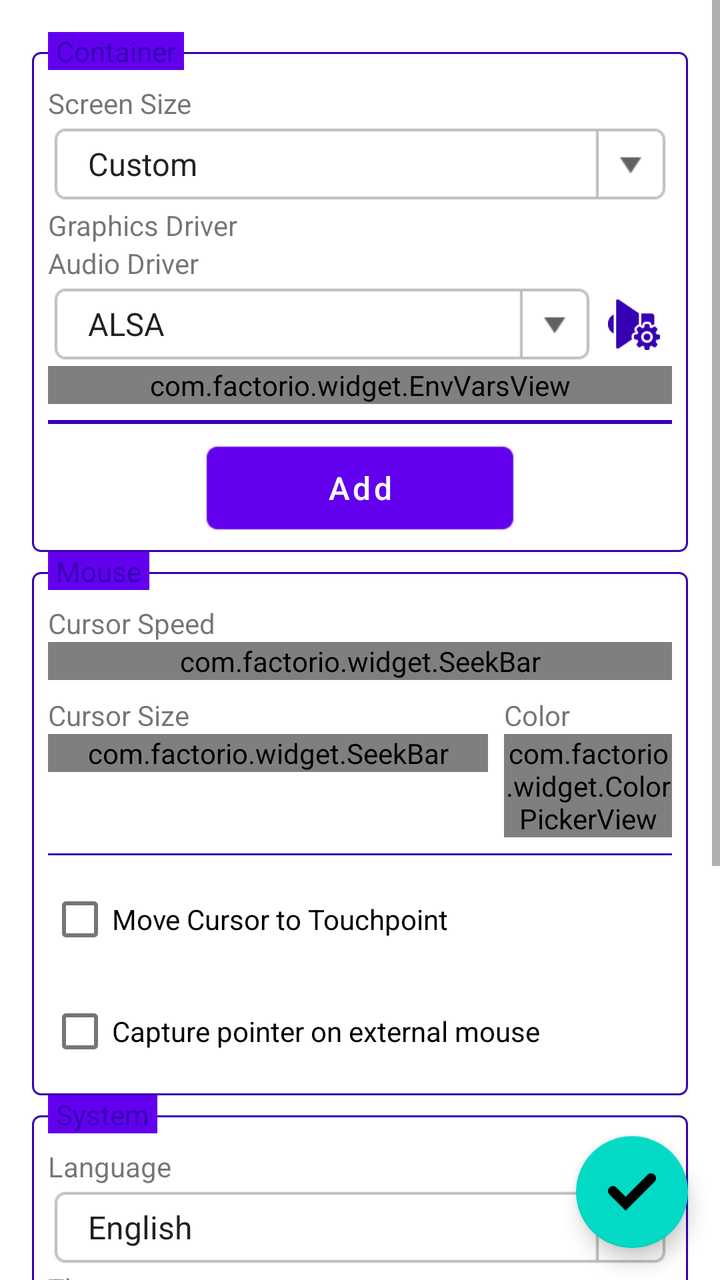
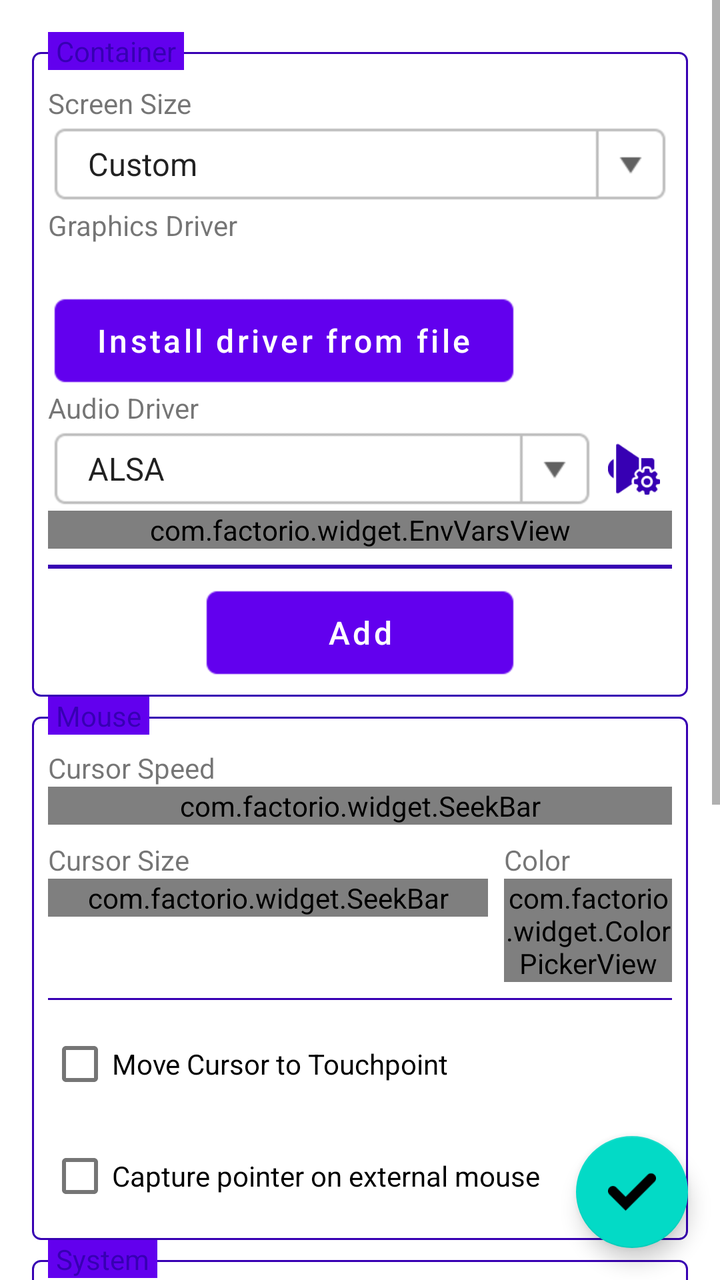

Screens rendered from an Android XML layout before and after an edit, with the pre-edit source and the edit as a unified diff.
<!-- AndroidManifest.xml: fallback theme Theme.MaterialComponents.DayNight.NoActionBar -->
<!-- res/layout/settings_fragment.xml -->
<?xml version="1.0" encoding="utf-8"?>
<FrameLayout
    xmlns:android="http://schemas.android.com/apk/res/android"
    android:layout_width="match_parent"
    android:layout_height="match_parent"
    xmlns:app="http://schemas.android.com/apk/res-auto">
    <ScrollView
        android:layout_width="match_parent"
        android:layout_height="match_parent">
        <LinearLayout
            android:layout_width="match_parent"
            android:layout_height="wrap_content"
            android:orientation="vertical"
            android:padding="16dp">
            <FrameLayout
                android:id="@+id/FLContainerSettings"
                android:layout_width="match_parent"
                android:layout_height="wrap_content">
                <LinearLayout style="@style/FieldSet">
                    <LinearLayout
                        android:layout_width="match_parent"
                        android:layout_height="wrap_content"
                        android:orientation="horizontal">

                        <LinearLayout
                            android:layout_width="0dp"
                            android:layout_height="wrap_content"
                            android:layout_weight="1"
                            android:orientation="vertical">

                            <TextView
                                android:layout_width="wrap_content"
                                android:layout_height="wrap_content"
                                android:text="@string/screen_size" />

                            <Spinner
                                style="@style/ComboBox"
                                android:layout_width="match_parent"
                                android:id="@+id/SScreenSize"
                                android:entries="@array/screen_size_entries" />
                        </LinearLayout>

                        <LinearLayout
                            android:id="@+id/LLCustomScreenSize"
                            android:layout_width="wrap_content"
                            android:layout_height="wrap_content"
                            android:orientation="horizontal"
                            android:visibility="gone">

                            <LinearLayout
                                android:layout_width="wrap_content"
                                android:layout_height="wrap_content"
                                android:orientation="vertical">

                                <TextView
                                    android:layout_width="wrap_content"
                                    android:layout_height="wrap_content"
                                    android:text="@string/width" />

                                <EditText
                                    style="@style/EditText"
                                    android:layout_width="78dp"
                                    android:id="@+id/ETScreenWidth"
                                    android:inputType="number" />
                            </LinearLayout>

                            <TextView
                                android:layout_width="wrap_content"
                                android:layout_height="wrap_content"
                                android:textStyle="bold"
                                android:textSize="18dp"
                                android:layout_gravity="bottom"
                                android:layout_marginLeft="2dp"
                                android:layout_marginRight="2dp"
                                android:layout_marginBottom="4dp"
                                android:text="x" />

                            <LinearLayout
                                android:layout_width="wrap_content"
                                android:layout_height="wrap_content"
                                android:orientation="vertical">

                                <TextView
                                    android:layout_width="wrap_content"
                                    android:layout_height="wrap_content"
                                    android:text="@string/height" />

                                <EditText
                                    style="@style/EditText"
                                    android:layout_width="78dp"
                                    android:id="@+id/ETScreenHeight"
                                    android:inputType="number" />
                            </LinearLayout>
                        </LinearLayout>
                    </LinearLayout>

                    <TextView
                        android:layout_width="wrap_content"
                        android:layout_height="wrap_content"
                        android:text="@string/graphics_driver" />

                    <LinearLayout
                        android:id="@+id/LLGraphicsDriver"
                        android:layout_width="match_parent"
                        android:layout_height="wrap_content"
                        android:orientation="horizontal"
                        android:gravity="center_vertical" />

                    <TextView
                        android:layout_width="wrap_content"
                        android:layout_height="wrap_content"
                        android:text="@string/audio_driver" />

                    <LinearLayout
                        android:layout_width="match_parent"
                        android:layout_height="wrap_content"
                        android:orientation="horizontal"
                        android:gravity="center_vertical">

                        <Spinner
                            style="@style/ComboBox"
                            android:layout_width="0dp"
                            android:layout_weight="1"
                            android:id="@+id/SAudioDriver"
                            android:entries="@array/audio_driver_entries" />

                        <ImageButton
                            style="@style/ListMenuButton"
                            android:id="@+id/BTAudioDriverConfig"
                            android:src="@drawable/icon_audio_settings" />
                    </LinearLayout>

                    <LinearLayout
                        android:id="@+id/LLTabEnvVars"
                        android:layout_width="match_parent"
                        android:layout_height="wrap_content"
                        android:orientation="vertical">

                        <com.factorio.widget.EnvVarsView
                            android:id="@+id/EnvVarsView"
                            android:layout_width="match_parent"
                            android:layout_height="wrap_content"
                            android:paddingLeft="16dp"
                            android:paddingRight="16dp"/>

                        <View style="@style/HorizontalLine" />

                        <Button
                            style="@style/ButtonNeutral"
                            android:id="@+id/BTAddEnvVar"
                            android:layout_width="160dp"
                            android:layout_height="wrap_content"
                            android:layout_gravity="center_horizontal"
                            android:text="@string/add" />
                    </LinearLayout>
                </LinearLayout>
                <TextView
                    style="@style/FieldSetLabel"
                    android:text="@string/container"/>
            </FrameLayout>
            <FrameLayout
                android:layout_width="match_parent"
                android:layout_height="wrap_content">
                <LinearLayout style="@style/FieldSet">
                    <TextView
                        android:layout_width="wrap_content"
                        android:layout_height="wrap_content"
                        android:text="@string/cursor_speed"/>
                    <com.factorio.widget.SeekBar
                        android:id="@+id/SBCursorSpeed"
                        android:layout_width="match_parent"
                        android:layout_height="wrap_content"
                        app:suffix="%"
                        app:minValue="10"
                        app:maxValue="200"/>
                    <LinearLayout
                        android:layout_width="match_parent"
                        android:layout_height="wrap_content"
                        android:orientation="horizontal"
                        android:layout_marginTop="8dp">
                        <LinearLayout
                            android:layout_width="0dp"
                            android:layout_height="wrap_content"
                            android:layout_weight="1"
                            android:orientation="vertical">
                            <TextView
                                android:layout_width="wrap_content"
                                android:layout_height="wrap_content"
                                android:text="@string/cursor_size"/>
                            <com.factorio.widget.SeekBar
                                android:id="@+id/SBCursorSize"
                                android:layout_width="match_parent"
                                android:layout_height="wrap_content"
                                app:suffix="%"
                                app:step="5"
                                app:minValue="100"
                                app:maxValue="200"/>
                        </LinearLayout>
                        <LinearLayout
                            android:layout_width="wrap_content"
                            android:layout_height="wrap_content"
                            android:orientation="vertical"
                            android:layout_marginLeft="8dp">
                            <TextView
                                android:layout_width="wrap_content"
                                android:layout_height="wrap_content"
                                android:text="@string/color"/>
                            <com.factorio.widget.ColorPickerView
                                android:id="@+id/CPVCursorColor"
                                android:layout_width="84dp"
                                android:layout_height="wrap_content"/>
                        </LinearLayout>
                    </LinearLayout>
                    <View style="@style/FieldSeparator"/>
                    <CheckBox
                        android:id="@+id/CBMoveCursorToTouchpoint"
                        android:layout_width="wrap_content"
                        android:layout_height="wrap_content"
                        android:text="@string/move_cursor_to_touchpoint"/>
                    <CheckBox
                        android:id="@+id/CBCapturePointerOnExternalMouse"
                        android:layout_width="wrap_content"
                        android:layout_height="wrap_content"
                        android:text="@string/capture_pointer_on_external_mouse"
                        android:layout_marginTop="8dp"/>
                </LinearLayout>
                <TextView
                    style="@style/FieldSetLabel"
                    android:text="@string/mouse"/>
            </FrameLayout>
            <FrameLayout
                android:layout_width="match_parent"
                android:layout_height="wrap_content">
                <LinearLayout style="@style/FieldSet">
                    <TextView
                        android:layout_width="wrap_content"
                        android:layout_height="wrap_content"
                        android:text="@string/language"/>
                    <Spinner
                        style="@style/ComboBox"
                        android:id="@+id/SLanguage"
                        android:layout_width="match_parent"
                        android:entries="@array/language_entries"/>
                    <TextView
                        android:layout_width="wrap_content"
                        android:layout_height="wrap_content"
                        android:text="@string/theme"/>
                    <HorizontalScrollView
                        android:layout_width="match_parent"
                        android:layout_height="wrap_content"
                        android:scrollbars="none">
                        <RadioGroup
                            android:id="@+id/RGAppTheme"
                            android:layout_width="wrap_content"
                            android:layout_height="wrap_content"
                            android:orientation="horizontal"
                            android:gravity="center_vertical">
                            <RadioButton
                                android:id="@+id/RBLight"
                                android:layout_width="wrap_content"
                                android:layout_height="wrap_content"
                                android:text="@string/light"/>
                            <RadioButton
                                android:id="@+id/RBDark"
                                android:layout_width="wrap_content"
                                android:layout_height="wrap_content"
                                android:text="@string/dark"/>
                            <RadioButton
                                android:id="@+id/RBDark1"
                                android:layout_width="wrap_content"
                                android:layout_height="wrap_content"
                                android:text="@string/dark1"/>
                            <RadioButton
                                android:id="@+id/RBDark2"
                                android:layout_width="wrap_content"
                                android:layout_height="wrap_content"
                                android:text="@string/dark2"/>
                            <RadioButton
                                android:id="@+id/RBDark3"
                                android:layout_width="wrap_content"
                                android:layout_height="wrap_content"
                                android:text="@string/dark3"/>
                            <RadioButton
                                android:id="@+id/RBDark4"
                                android:layout_width="wrap_content"
                                android:layout_height="wrap_content"
                                android:text="@string/dark4"/>
                            <RadioButton
                                android:id="@+id/RBDark5"
                                android:layout_width="wrap_content"
                                android:layout_height="wrap_content"
                                android:text="@string/dark5"/>
                            <RadioButton
                                android:id="@+id/RBDark6"
                                android:layout_width="wrap_content"
                                android:layout_height="wrap_content"
                                android:text="@string/dark6"/>
                            <RadioButton
                                android:id="@+id/RBDark7"
                                android:layout_width="wrap_content"
                                android:layout_height="wrap_content"
                                android:text="@string/dark7"/>
                            <RadioButton
                                android:id="@+id/RBDark8"
                                android:layout_width="wrap_content"
                                android:layout_height="wrap_content"
                                android:text="@string/dark8"/>
                        </RadioGroup>
                    </HorizontalScrollView>
                </LinearLayout>
                <TextView
                    style="@style/FieldSetLabel"
                    android:text="@string/system"/>
            </FrameLayout>
            <FrameLayout
                android:layout_width="match_parent"
                android:layout_height="wrap_content">
                <LinearLayout style="@style/FieldSet">
                    <CheckBox
                        android:id="@+id/CBEnableDebugLogs"
                        android:layout_width="wrap_content"
                        android:layout_height="wrap_content"
                        android:text="@string/enable_debug_logs"/>
                    <View style="@style/FieldSeparator"/>
                    <CheckBox
                        android:id="@+id/CBSaveLogsToFile"
                        android:layout_width="match_parent"
                        android:layout_height="match_parent"
                        android:text="@string/save_logs_to_file"
                        android:layout_marginTop="8dp"/>
                    <EditText
                        android:id="@+id/ETLogFile"
                        style="@style/EditText"
                        android:layout_width="match_parent"
                        android:layout_height="match_parent"
                        android:visibility="gone"/>
                    <View style="@style/FieldSeparator"/>
                    <LinearLayout
                        android:layout_width="match_parent"
                        android:layout_height="wrap_content"
                        android:orientation="horizontal"
                        android:gravity="center_horizontal">
                        <Button
                            style="@style/ButtonNeutral"
                            android:id="@+id/BTReinstallSystemFiles"
                            android:layout_width="wrap_content"
                            android:layout_height="wrap_content"
                            android:layout_gravity="center_horizontal"
                            android:text="@string/reinstall_system_files"/>
                    </LinearLayout>
                </LinearLayout>
                <TextView
                    style="@style/FieldSetLabel"
                    android:text="@string/advanced"/>
            </FrameLayout>
        </LinearLayout>
    </ScrollView>
    <com.google.android.material.floatingactionbutton.FloatingActionButton
        android:id="@+id/BTConfirm"
        android:layout_width="wrap_content"
        android:layout_height="wrap_content"
        android:layout_gravity="right|bottom"
        android:tint="#ffffff"
        android:src="@drawable/icon_confirm"
        android:layout_margin="16dp"/>
</FrameLayout>
<!-- resources referenced by this layout -->
<resources>
  <string-array name="audio_driver_entries">
          <item>ALSA</item>
          <item>PulseAudio</item>
      </string-array>
  <string name="add">Add</string>
  <string name="advanced">Advanced</string>
  <string name="audio_driver">Audio Driver</string>
  <string name="capture_pointer_on_external_mouse">Capture pointer on external mouse</string>
  <string name="color">Color</string>
  <string name="container">Container</string>
  <string name="cursor_size">Cursor Size</string>
  <string name="cursor_speed">Cursor Speed</string>
  <string name="dark">Dark</string>
  <string name="dark1">red</string>
  <string name="dark2">green</string>
  <string name="dark3">blue</string>
  <string name="dark4">purple</string>
  <string name="dark5">yellow</string>
  <string name="dark6">orange</string>
  <string name="dark7">darken</string>
  <string name="dark8">colors</string>
  <string name="enable_debug_logs">Enable debug logs</string>
  <string name="graphics_driver">Graphics Driver</string>
  <string name="height">Height</string>
  <string name="language">Language</string>
  <string name="light">Light</string>
  <string name="mouse">Mouse</string>
  <string name="move_cursor_to_touchpoint">Move Cursor to Touchpoint</string>
  <string name="reinstall_system_files">Reinstall System Files</string>
  <string name="save_logs_to_file">Save logs to file</string>
  <string name="screen_size">Screen Size</string>
  <string name="system">System</string>
  <string name="theme">Theme</string>
  <string name="width">Width</string>
  <style name="ButtonNeutral" parent="BaseButton">
          <item name="android:background">@drawable/button_neutral</item>
          <item name="android:textColor">#ffffff</item>
      </style>
  <style name="FieldSeparator">
          <item name="android:layout_width">match_parent</item>
          <item name="android:layout_height">1dp</item>
          <item name="android:background">?attr/colorPrimaryVariant</item>
          <item name="android:layout_marginTop">8dp</item>
          <item name="android:layout_marginBottom">8dp</item>
      </style>
  <style name="HorizontalLine">
          <item name="android:layout_width">match_parent</item>
          <item name="android:layout_height">2dp</item>
          <item name="android:background">?attr/colorPrimaryVariant</item>
          <item name="android:layout_marginTop">8dp</item>
          <item name="android:layout_marginBottom">8dp</item>
      </style>
  <style name="ListMenuButton" parent="BaseImageButton">
          <item name="android:layout_width">34dp</item>
          <item name="android:layout_height">34dp</item>
          <item name="android:tint">?attr/colorPrimaryVariant</item>
          <item name="android:layout_marginLeft">2dp</item>
          <item name="android:layout_marginRight">2dp</item>
      </style>
  <string name="custom">Custom</string>
  <!-- drawable combo_box (drawable) -->
  <?xml version="1.0" encoding="utf-8"?>
  <selector xmlns:android="http://schemas.android.com/apk/res/android" >
      <item android:state_pressed="true" android:drawable="@drawable/combo_box_pressed" />
      <item android:state_focused="true" android:drawable="@drawable/combo_box_normal" />
      <item android:drawable="@drawable/combo_box_normal" />
  </selector>
  <!-- drawable bordered_panel (drawable) -->
  <?xml version="1.0" encoding="utf-8"?>
  <shape xmlns:android="http://schemas.android.com/apk/res/android"
      android:shape="rectangle">
      <corners android:radius="4dp" />
      <stroke android:width="1dp" android:color="?attr/colorPrimaryVariant" />
  </shape>
  <!-- unchanged entries left out for length: 19 -->
</resources>

<!-- the commit's change to res/layout/settings_fragment.xml (unified diff, before → after) -->
@@ -107,6 +107,23 @@
                         android:gravity="center_vertical" />
 
                     <TextView
+                        android:id="@+id/TVDetectedGpu"
+                        android:layout_width="wrap_content"
+                        android:layout_height="wrap_content"
+                        android:layout_marginTop="4dp"
+                        android:textSize="12sp"
+                        android:alpha="0.7" />
+
+                    <Button
+                        style="@style/ButtonNeutral"
+                        android:id="@+id/BTInstallDriver"
+                        android:layout_width="wrap_content"
+                        android:layout_height="wrap_content"
+                        android:layout_marginTop="4dp"
+                        android:minWidth="160dp"
+                        android:text="@string/install_driver_from_file" />
+
+                    <TextView
                         android:layout_width="wrap_content"
                         android:layout_height="wrap_content"
                         android:text="@string/audio_driver" />
<!-- resource entries referenced after the edit -->
@@ -24,6 +24,7 @@
   <string name="enable_debug_logs">Enable debug logs</string>
   <string name="graphics_driver">Graphics Driver</string>
   <string name="height">Height</string>
+  <string name="install_driver_from_file">Install driver from file</string>
   <string name="language">Language</string>
   <string name="light">Light</string>
   <string name="mouse">Mouse</string>
